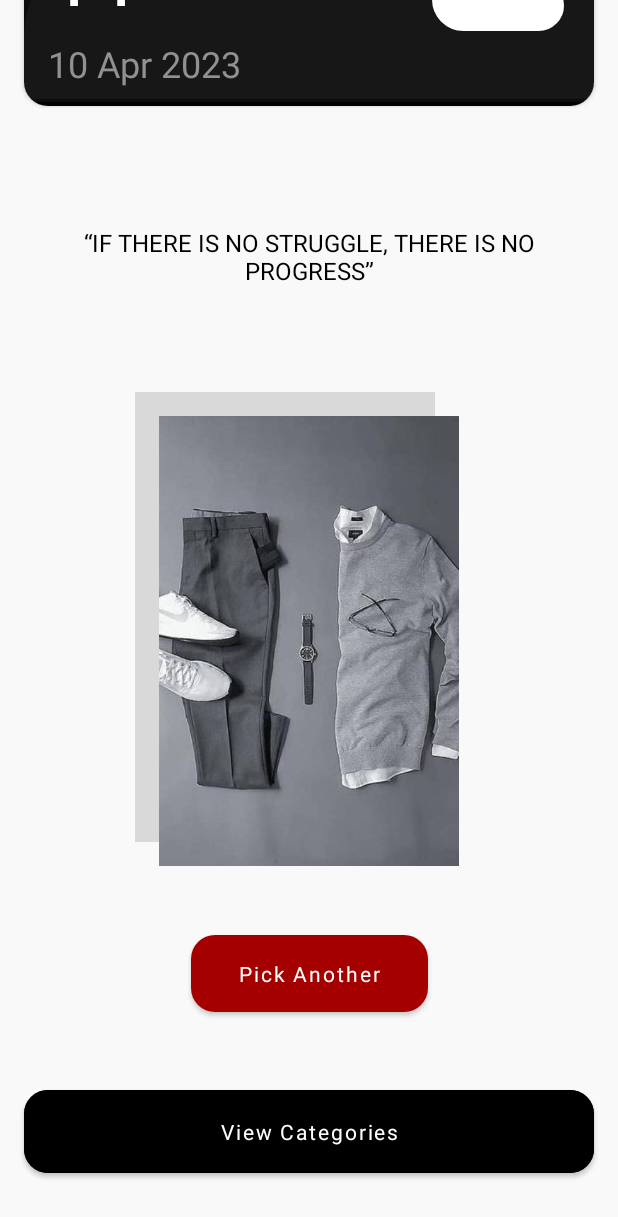
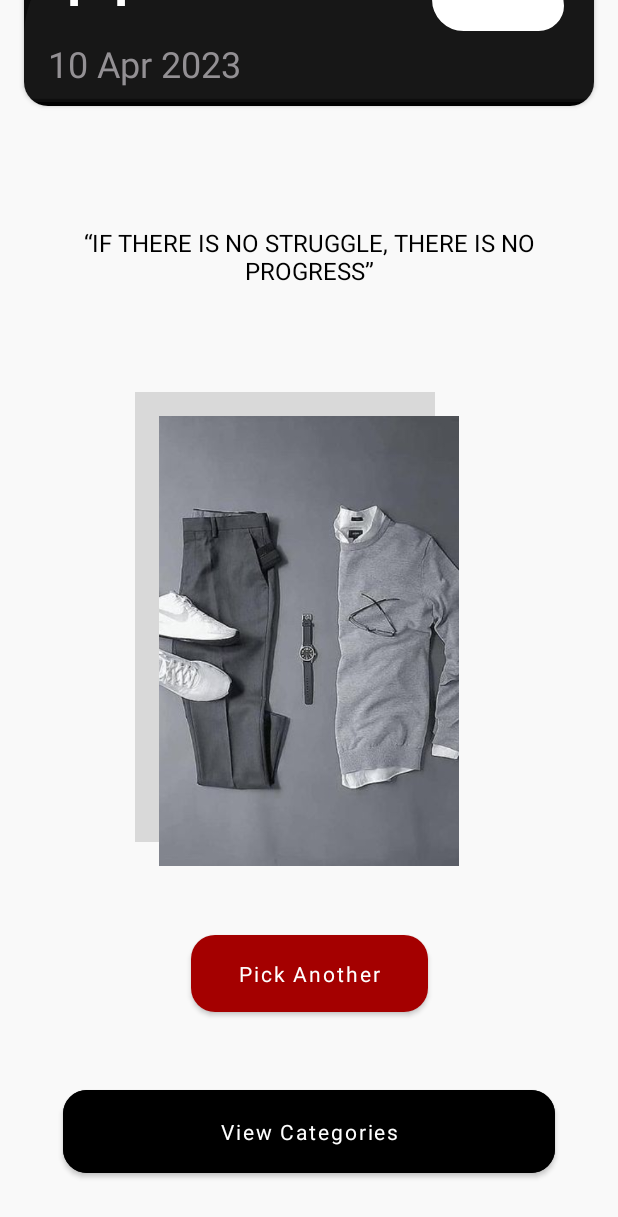
Before and after one commit to MohamedEmad7299/Clothing-Suggester, an Android app: the screen it shows after launch (MainActivity), scrolled down 121 dp, on a phone screen of 412 x 824 dp. Shown: the top 1217 px of the screen. Run offline under Robolectric (Android 15) with nearby library versions, the phone set to English and light mode, and no system bars; Roboto replaces fonts that are not available here.

```diff
--- a/app/build.gradle
+++ b/app/build.gradle
@@ -46,4 +46,5 @@ dependencies {
     androidTestImplementation 'androidx.test.ext:junit:1.1.5'
     androidTestImplementation 'androidx.test.espresso:espresso-core:3.5.1'
     implementation "com.squareup.okhttp3:okhttp:4.10.0"
+    implementation "androidx.fragment:fragment-ktx:1.5.6"
 }
--- a/app/src/main/java/com/ug/clothingsuggester/MainActivity.kt
+++ b/app/src/main/java/com/ug/clothingsuggester/MainActivity.kt
@@ -2,13 +2,24 @@ package com.ug.clothingsuggester
 
 import androidx.appcompat.app.AppCompatActivity
 import android.os.Bundle
+import androidx.fragment.app.Fragment
+import com.ug.clothingsuggester.databinding.ActivityMainBinding
 import com.ug.clothingsuggester.networking.ApiServices
+import com.ug.clothingsuggester.ui.HomeFragment
 
 class MainActivity : AppCompatActivity() {
 
+    val homeFragment = HomeFragment()
     override fun onCreate(savedInstanceState: Bundle?) {
         super.onCreate(savedInstanceState)
-        setContentView(R.layout.fragment_home)
-        ApiServices.makeRequest()
+        setContentView(R.layout.activity_main)
+        addFragment(homeFragment)
+    }
+
+    private fun addFragment(fragment: Fragment){
+
+        val transaction = supportFragmentManager.beginTransaction()
+        transaction.add(R.id.fragment_container,fragment)
+        transaction.commit()
     }
 }
--- a/app/src/main/java/com/ug/clothingsuggester/networking/ApiServices.kt
+++ b/app/src/main/java/com/ug/clothingsuggester/networking/ApiServices.kt
@@ -2,21 +2,19 @@ package com.ug.clothingsuggester.networking
 
 import android.util.Log
 import com.google.gson.Gson
+import com.ug.clothingsuggester.models.CurrentWeather
 import com.ug.clothingsuggester.models.ForecastResponse
 import okhttp3.*
-import org.json.JSONObject
 import java.io.IOException
 
 object ApiServices {
 
     private val client = OkHttpClient()
-
-    fun makeRequest() : ForecastResponse? {
-
-        val latitude = "26.231737"
-        val longitude = "31.996723"
-        val timezone = "Africa/Cairo"
-        val current_weather = "true"
+    private const val latitude = "26.231737"
+    private const val longitude = "31.996723"
+    private const val timezone = "Africa/Cairo"
+    private const val currentWeather = "true"
+    fun makeRequest() : CurrentWeather? {
 
         val url = HttpUrl.Builder()
             .scheme("https")
@@ -26,7 +24,7 @@ object ApiServices {
             .addQueryParameter("latitude", latitude)
             .addQueryParameter("longitude", longitude)
             .addQueryParameter("timezone", timezone)
-            .addQueryParameter("current_weather", current_weather)
+            .addQueryParameter("current_weather", currentWeather)
             .build()
 
         var result : ForecastResponse? = null
@@ -37,17 +35,15 @@ object ApiServices {
 
                 response.body?.string()?.let {jsonString ->
 
-                    val jsonObject = Gson().fromJson(jsonString,ForecastResponse::class.java)
-                    Log.i("Yoge",jsonString)
-                    result = jsonObject
+                    result = Gson().fromJson(jsonString,ForecastResponse::class.java)
                 }
             }
 
             override fun onFailure(call: Call, e: IOException) {
-                Log.i("YOGE", "$e.message")
+
             }
         })
 
-        return result
+        return result?.currentWeather
     }
 }
--- a/app/src/main/java/com/ug/clothingsuggester/ui/HomeFragment.kt
+++ b/app/src/main/java/com/ug/clothingsuggester/ui/HomeFragment.kt
@@ -6,15 +6,58 @@ import android.view.LayoutInflater
 import android.view.View
 import android.view.ViewGroup
 import com.ug.clothingsuggester.R
+import com.ug.clothingsuggester.databinding.FragmentHomeBinding
 
 
 class HomeFragment : Fragment() {
 
+    lateinit var binding: FragmentHomeBinding
     override fun onCreateView(
         inflater: LayoutInflater, container: ViewGroup?,
         savedInstanceState: Bundle?
-    ): View? {
+    ): View {
 
-        return inflater.inflate(R.layout.fragment_home, container, false)
+        binding = FragmentHomeBinding.inflate(inflater,container,false)
+        return binding.root
+    }
+
+    override fun onViewCreated(view: View, savedInstanceState: Bundle?) {
+        super.onViewCreated(view, savedInstanceState)
+    }
+
+
+
+    companion object{
+
+        // Weather Codes
+
+        const val CLEAR_SKY = 0
+        const val MAINLY_CLEAR = 1
+        const val PARTLY_CLOUDY = 2
+        const val OVERCAST = 3
+        const val FOG = 45
+        const val DEPOSITING_RIME_FOG = 48
+        const val DRIZZLE_LIGHT = 51
+        const val DRIZZLE_MODERATE = 53
+        const val DRIZZLE_DENSE_INTENSITY = 55
+        const val FREEZING_DRIZZLE_LIGHT = 56
+        const val FREEZING_DRIZZLE_DENSE_INTENSITY = 57
+        const val RAIN_SLIGHT = 61
+        const val RAIN_MODERATE = 63
+        const val RAIN_HEAVY_INTENSITY = 65
+        const val FREEZING_RAIN_LIGHT = 66
+        const val FREEZING_RAIN_HEAVY_INTENSITY = 67
+        const val SNOW_FALL_SLIGHT = 71
+        const val SNOW_FALL_MODERATE = 73
+        const val SNOW_FALL_HEAVY_INTENSITY = 75
+        const val SNOW_GRAINS = 77
+        const val RAIN_SHOWERS_SLIGHT = 80
+        const val RAIN_SHOWERS_MODERATE = 81
+        const val RAIN_SHOWERS_VIOLENT = 82
+        const val SNOW_SHOWERS_SLIGHT = 85
+        const val SNOW_SHOWERS_HEAVY = 86
+        const val THUNDER_STORM_SLIGHT_OR_MODERATE = 95
+        const val THUNDER_STORM_WITH_SLIGHT = 96
+        const val THUNDER_STORM_WITH_HEAVY_HAIL = 99
     }
 }
--- a/app/src/main/res/layout/activity_main.xml
+++ b/app/src/main/res/layout/activity_main.xml
@@ -6,13 +6,9 @@
     android:layout_height="match_parent"
     tools:context=".MainActivity">
 
-    <TextView
-        android:layout_width="wrap_content"
-        android:layout_height="wrap_content"
-        android:text="Hello World!"
-        app:layout_constraintBottom_toBottomOf="parent"
-        app:layout_constraintEnd_toEndOf="parent"
-        app:layout_constraintStart_toStartOf="parent"
-        app:layout_constraintTop_toTopOf="parent" />
+    <androidx.fragment.app.FragmentContainerView
+        android:id="@+id/fragment_container"
+        android:layout_width="match_parent"
+        android:layout_height="match_parent"/>
 
 </androidx.constraintlayout.widget.ConstraintLayout>
--- a/app/src/main/res/layout/fragment_home.xml
+++ b/app/src/main/res/layout/fragment_home.xml
@@ -134,9 +134,8 @@
 
         <com.google.android.material.button.MaterialButton
             android:id="@+id/button_view_categories"
-            android:layout_width="match_parent"
+            android:layout_width="328dp"
             android:layout_height="wrap_content"
-            android:layout_marginHorizontal="@dimen/medium_size_16"
             android:layout_marginTop="@dimen/large_size_40"
             android:backgroundTint="@color/black"
             android:fontFamily="@font/roboto_medium"
```
